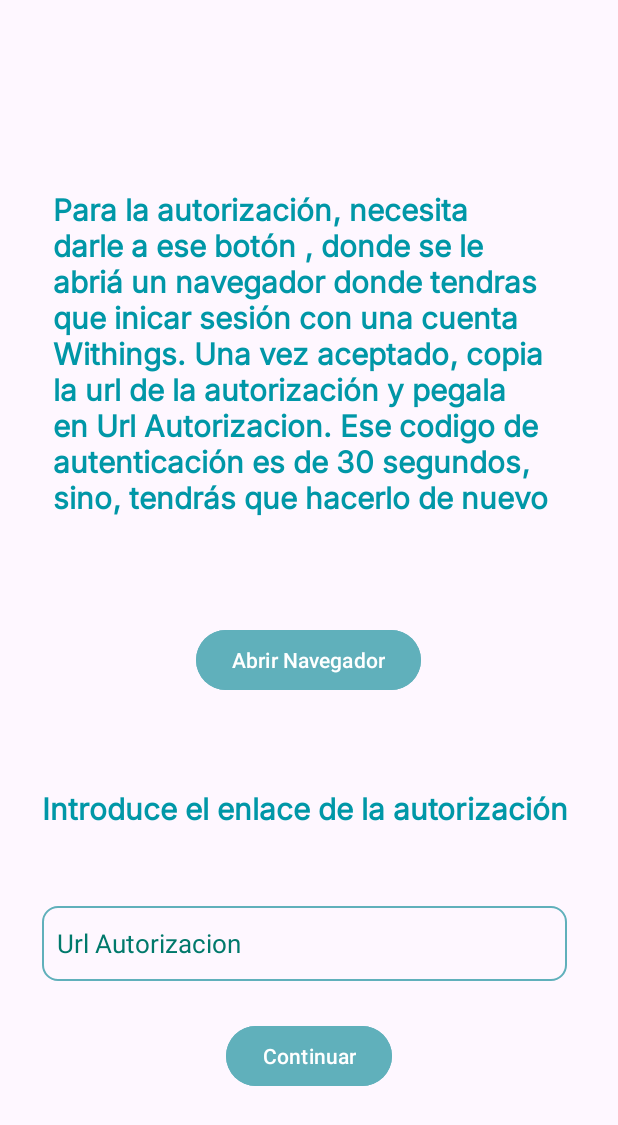
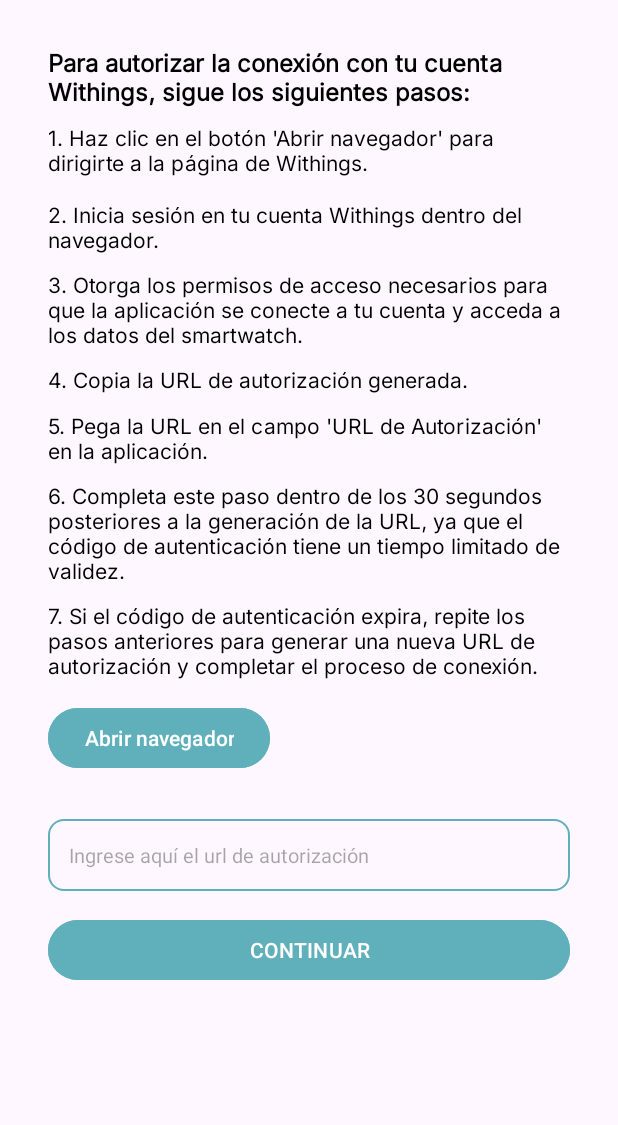
Before and after one commit to CristianValenciaC/Smartwatch_and_Cardio, an Android app: the Authorization screen opened directly, with no data from a screen before it, on a phone screen of 412 x 824 dp. Shown: the top 1125 px of the screen. Run offline under Robolectric (Android 15) with nearby library versions, the phone set to English and light mode, and no system bars.

Commit message:
Restructurando la app para varios disp, guardado de datos en firebase completado, inicio de sesion y registro mejorado

```diff
--- a/app/build.gradle
+++ b/app/build.gradle
@@ -33,7 +33,6 @@
 }
 
 dependencies {
-
     implementation 'androidx.appcompat:appcompat:1.6.1'
     implementation 'com.google.android.material:material:1.8.0'
     implementation 'androidx.constraintlayout:constraintlayout:2.1.4'
@@ -43,9 +42,9 @@
     implementation 'androidx.navigation:navigation-ui:2.5.2'
     implementation 'com.google.firebase:firebase-auth-ktx:22.0.0'
     implementation 'com.google.firebase:firebase-auth:21.1.0'
+    implementation 'com.google.firebase:firebase-database:19.2.0'
     implementation 'com.squareup.retrofit2:retrofit:2.9.0'
     implementation 'com.squareup.retrofit2:converter-gson:2.9.0'
-    implementation 'com.google.firebase:firebase-database:19.2.0'
     testImplementation 'junit:junit:4.13.2'
     androidTestImplementation 'androidx.test.ext:junit:1.1.5'
     androidTestImplementation 'androidx.test.espresso:espresso-core:3.5.1'
--- a/app/src/main/res/layout/activity_authorization.xml
+++ b/app/src/main/res/layout/activity_authorization.xml
@@ -1,91 +1,138 @@
 <?xml version="1.0" encoding="utf-8"?>
-<androidx.constraintlayout.widget.ConstraintLayout xmlns:android="http://schemas.android.com/apk/res/android"
+<RelativeLayout xmlns:android="http://schemas.android.com/apk/res/android"
     xmlns:app="http://schemas.android.com/apk/res-auto"
     xmlns:tools="http://schemas.android.com/tools"
     android:layout_width="match_parent"
     android:layout_height="match_parent"
+    android:layout_marginVertical="10dp"
+    android:layout_marginHorizontal="32dp"
     tools:context=".authorizationwatch.Authorization">
+
+    <LinearLayout
+        android:id="@+id/form_layout"
+        android:layout_width="match_parent"
+        android:layout_height="wrap_content"
+        android:layout_marginVertical="20dp"
+        android:orientation="vertical">
 
         <TextView
             android:id="@+id/inicioSesion_text4"
-        android:layout_width="340dp"
+            android:layout_width="match_parent"
             android:layout_height="wrap_content"
-        android:autoText="false"
             android:fontFamily="@font/inter"
-        android:text="@string/mensaje_instrucciones"
-        android:textColor="#0097A7"
-        android:textSize="20sp"
-        android:textStyle="bold"
-        app:layout_constraintBottom_toBottomOf="parent"
-        app:layout_constraintEnd_toEndOf="parent"
-        app:layout_constraintHorizontal_bias="0.492"
-        app:layout_constraintStart_toStartOf="parent"
-        app:layout_constraintTop_toTopOf="parent"
-        app:layout_constraintVertical_bias="0.206"
-        tools:ignore="Deprecated,TextSizeCheck,TextViewEdits" />
+            android:text="Para autorizar la conexión con tu cuenta Withings, sigue los siguientes pasos:"
+            android:textColor="#000000"
+            android:textSize="16sp"
+            android:textStyle="bold" />
+
+        <TextView
+        android:id="@+id/inicioSesion_text5"
+        android:layout_width="match_parent"
+        android:layout_height="wrap_content"
+        android:layout_marginVertical="10dp"
+        android:fontFamily="@font/inter"
+        android:text="1. Haz clic en el botón 'Abrir navegador' para dirigirte a la página de Withings."
+        android:textColor="#000000"
+        android:textSize="14sp"
+        android:textStyle="normal"/>
+
+
+        <TextView
+            android:id="@+id/inicioSesion_text6"
+            android:layout_width="match_parent"
+            android:layout_height="wrap_content"
+            android:layout_marginVertical="5dp"
+            android:fontFamily="@font/inter"
+            android:text="2. Inicia sesión en tu cuenta Withings dentro del navegador."
+            android:textColor="#000000"
+            android:textSize="14sp"
+            android:textStyle="normal" />
+
+        <TextView
+        android:id="@+id/inicioSesion_text7"
+        android:layout_width="match_parent"
+        android:layout_height="wrap_content"
+        android:layout_marginVertical="5dp"
+        android:fontFamily="@font/inter"
+        android:text="3. Otorga los permisos de acceso necesarios para que la aplicación se conecte a tu cuenta y acceda a los datos del smartwatch."
+        android:textColor="#000000"
+        android:textSize="14sp"
+        android:textStyle="normal"/>
+
+    <TextView
+        android:id="@+id/inicioSesion_text8"
+        android:layout_width="match_parent"
+        android:layout_height="wrap_content"
+        android:layout_marginVertical="5dp"
+        android:fontFamily="@font/inter"
+        android:text="4. Copia la URL de autorización generada."
+        android:textColor="#000000"
+        android:textSize="14sp"
+        android:textStyle="normal"/>
+
+    <TextView
+        android:id="@+id/inicioSesion_text9"
+        android:layout_width="match_parent"
+        android:layout_height="wrap_content"
+        android:layout_marginVertical="5dp"
+        android:fontFamily="@font/inter"
+        android:text="5. Pega la URL en el campo 'URL de Autorización' en la aplicación."
+        android:textColor="#000000"
+        android:textSize="14sp"
+        android:textStyle="normal" />
 
     <TextView
         android:id="@+id/inicioSesion_text3"
-        android:layout_width="wrap_content"
-        android:layout_height="44dp"
-        android:layout_marginStart="28dp"
-        android:layout_marginTop="60dp"
-        android:layout_marginEnd="130dp"
-        android:autoText="false"
+        android:layout_width="match_parent"
+        android:layout_height="wrap_content"
+        android:layout_marginVertical="5dp"
         android:fontFamily="@font/inter"
-        android:text="@string/info_enlace"
-        android:textColor="#0097A7"
-        android:textSize="20sp"
-        android:textStyle="bold"
-        app:layout_constraintHorizontal_bias="0.0"
-        app:layout_constraintStart_toStartOf="parent"
-        app:layout_constraintTop_toBottomOf="@+id/button_open_browse"
-        tools:ignore="Deprecated,TextSizeCheck,TextViewEdits" />
+        android:text="6. Completa este paso dentro de los 30 segundos posteriores a la generación de la URL, ya que el código de autenticación tiene un tiempo limitado de validez."
+        android:textColor="#000000"
+        android:textSize="14sp"
+        android:textStyle="normal"/>
 
-    <EditText
-        android:id="@+id/text_line_code"
-        android:layout_width="350dp"
-        android:layout_height="50dp"
-        android:layout_marginStart="28dp"
-        android:layout_marginTop="36dp"
-        android:autofillHints=""
-        android:background="@drawable/rounded_corner"
-        android:hint="@string/url_autorizacion"
-        android:inputType="textEmailAddress"
-        android:padding="10dp"
-        android:textColorHint="#00796B"
-        android:textSize="17sp"
-        android:textStyle="normal"
-        app:layout_constraintStart_toStartOf="parent"
-        app:layout_constraintTop_toBottomOf="@+id/inicioSesion_text3" />
-
-    <Button
-        android:id="@+id/button_code"
-        android:layout_width="wrap_content"
+    <TextView
+        android:id="@+id/inicioSesion_text10"
+        android:layout_width="match_parent"
         android:layout_height="wrap_content"
-        android:layout_marginBottom="30dp"
-        android:backgroundTint="@color/Principal"
-        android:text="@string/continuar"
-        app:layout_constraintBottom_toBottomOf="parent"
-        app:layout_constraintEnd_toEndOf="parent"
-        app:layout_constraintStart_toStartOf="parent"
-        app:layout_constraintTop_toBottomOf="@+id/text_line_code"
-        app:layout_constraintVertical_bias="0.279"
-        tools:ignore="TextContrastCheck" />
+        android:layout_marginVertical="5dp"
+        android:fontFamily="@font/inter"
+        android:text="7. Si el código de autenticación expira, repite los pasos anteriores para generar una nueva URL de autorización y completar el proceso de conexión."
+        android:textColor="#000000"
+        android:textSize="14sp"
+        android:textStyle="normal"/>
 
         <Button
             android:id="@+id/button_open_browse"
             android:layout_width="wrap_content"
             android:layout_height="wrap_content"
-        android:layout_marginBottom="30dp"
+            android:layout_centerInParent="true"
+            android:layout_marginVertical="10dp"
             android:backgroundTint="@color/Principal"
-        android:text="@string/abrir_navegador"
-        app:layout_constraintBottom_toBottomOf="parent"
-        app:layout_constraintEnd_toEndOf="parent"
-        app:layout_constraintHorizontal_bias="0.498"
-        app:layout_constraintStart_toStartOf="parent"
-        app:layout_constraintTop_toBottomOf="@+id/inicioSesion_text4"
-        app:layout_constraintVertical_bias="0.178"
-        tools:ignore="TextContrastCheck" />
+            android:text="@string/abrir_navegador" />
 
-</androidx.constraintlayout.widget.ConstraintLayout>
+        <EditText
+            android:id="@+id/text_line_code"
+            android:layout_width="match_parent"
+            android:layout_height="wrap_content"
+            android:layout_marginTop="20dp"
+            android:background="@drawable/rounded_corner"
+            android:hint="Ingrese aquí el url de autorización"
+            android:minHeight="48dp"
+            android:padding="14dp"
+            android:textSize="13sp" />
+
+        <Button
+            android:id="@+id/button_code"
+            android:layout_width="match_parent"
+            android:layout_height="match_parent"
+            android:backgroundTint="@color/Principal"
+            android:text="@string/continuar"
+            tools:ignore="TextContrastCheck"
+            android:layout_alignParentEnd="true"
+            android:layout_marginTop="15dp"/>
+
+    </LinearLayout>
+
+</RelativeLayout>
--- a/app/src/main/res/values/strings.xml
+++ b/app/src/main/res/values/strings.xml
@@ -73,16 +73,16 @@
     <string name="nombre_completo_edit_text">Nombre completo</string>
     <string name="registrarse_text_view">Registrarse</string>
     <string name="title_activity_resultados">Resultados</string>
-    <string name="continuar">Continuar</string>
+    <string name="continuar">CONTINUAR</string>
     <string name="url_autorizacion">Url Autorizacion</string>
-    <string name="abrir_navegador">Abrir Navegador</string>
-    <string name="comprobando_la_autorizacion_con_el_reloj">Comprobando la autorizacion con el reloj</string>
-    <string name="empecemos">Empecemos</string>
-    <string name="obtener_autorizacion">Obtener Autorizacion</string>
-    <string name="autorizacion_existosa">Autorización Existosa</string>
+    <string name="abrir_navegador">Abrir navegador</string>
+    <string name="comprobando_la_autorizacion_con_el_reloj">Comprobando autorizacion con el smartwatch</string>
+    <string name="empecemos">¡Empecemos!</string>
+    <string name="obtener_autorizacion">Obtener autorizacion</string>
+    <string name="autorizacion_existosa">AUTORIZACIÓN EXITOSA</string>
     <string name="mensaje_exito">La autorización con el reloj se ha realizado correctamente</string>
-    <string name="autorizacion_fallida">Autorizacion Fallida</string>
+    <string name="autorizacion_fallida">AUTORIZACIÓN FALLIDA</string>
     <string name="mensaje_fallifo">La autorizacion con el reloj aún no se ha realizado o ha fallado</string>
     <string name="info_enlace">Introduce el enlace de la autorización</string>
-    <string name="mensaje_instrucciones">Para la autorización, necesita darle a ese botón , donde se le abriá un navegador donde tendras que inicar sesión con una cuenta Withings. Una vez aceptado, copia la url de la autorización y pegala en Url Autorizacion. Ese codigo de autenticación es de 30 segundos, sino, tendrás que hacerlo de nuevo</string>
+    <string name="mensaje_instrucciones"></string>
 </resources>
```
Also changed, not shown: app/src/main/java/com/rob/smartwatchcardio/IniciarSesionActivity.java (+6 -11 lines), app/src/main/java/com/rob/smartwatchcardio/RegistroCuenta.java (+41 -9 lines), app/src/main/res/layout/activity_authorization_comprobate.xml (+21 -30 lines), app/src/main/res/layout/activity_authorization_false.xml (+12 -11 lines), app/src/main/res/layout/activity_authorization_true.xml (+8 -9 lines). Lines whose indentation alone changed are shown as unchanged.
